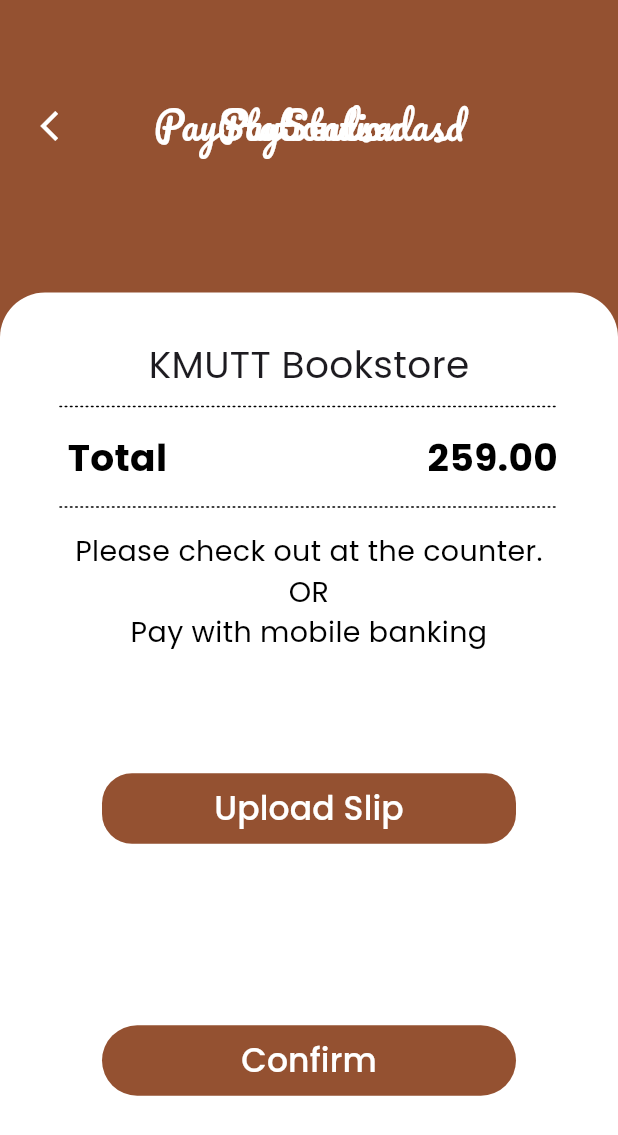
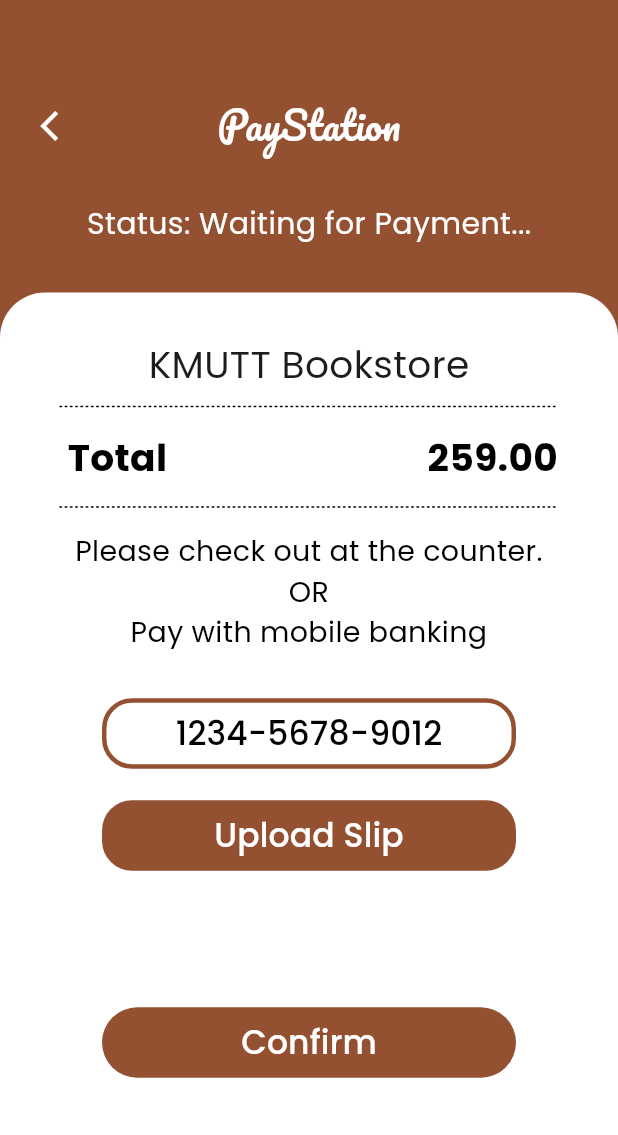
Before and after one commit to jedipw/paystation_frontend, a Flutter app: the PaymentPage screen opened directly with empty values, on a phone screen of 412 x 824 dp. Shown: the top 1135 px of the screen. Run offline on Flutter 3.47's test engine with Material 3 defaults, Android fonts, the phone set to English and light mode, and no system bars; our stand-ins replace camera, flutter_dotenv, image_picker, loading_animation_widget.

Commit message:
Update payment_page.dart

```diff
--- a/lib/page/payment_page.dart
+++ b/lib/page/payment_page.dart
@@ -46,14 +46,27 @@
             children: <Widget>[
               Padding(
                 padding: EdgeInsets.only(
-                    top: 65), // Adjust the top padding as needed
-                child: Text(
-                  'PayStationdsadasd',
-                  style: TextStyle(
-                      color: Colors.white, // Text color
-                      fontSize: 25,
-                      fontFamily: 'Pacifico' // Text size
+                  top: 135,
+                ), // Adjust the top padding as needed
+                child: Row(
+                  children: [
+                    Text(
+                      'Status: ',
+                      style: TextStyle(
+                        color: Colors.white, // Text color
+                        fontSize: 20,
+                        fontFamily: 'Poppins', // Text size
                       ),
+                    ),
+                    Text(
+                      'Waiting for Payment...', // Replace with your actual status
+                      style: TextStyle(
+                        color: Colors.white, // Text color
+                        fontSize: 20,
+                        fontFamily: 'Poppins', // Text size
+                      ),
+                    ),
+                  ],
                 ),
               ),
             ],
@@ -73,7 +86,7 @@
               physics: ScrollPhysics(),
               child: Column(
                 children: [
-                  Row(
+                  const Row(
                     mainAxisAlignment: MainAxisAlignment.center,
                     children: [
                       Text(
@@ -94,11 +107,11 @@
                       painter: DashedLinePainter(),
                     ),
                   ),
-                  Row(
+                  const Row(
                     mainAxisAlignment: MainAxisAlignment.spaceBetween,
                     children: <Widget>[
-                      const SizedBox(width: 45),
-                      const Text(
+                      SizedBox(width: 45),
+                      Text(
                         'Total',
                         style: TextStyle(
                           fontSize: 25,
@@ -111,12 +124,12 @@
                         child: Align(
                           alignment: Alignment.centerRight,
                           child: Padding(
-                            padding: const EdgeInsets.symmetric(
+                            padding: EdgeInsets.symmetric(
                                 horizontal:
                                     40.0), // Adjust the padding as needed
                             child: Text(
                               "259.00", // Add your custom text here
-                              style: const TextStyle(
+                              style: TextStyle(
                                 fontSize: 25,
                                 color: Colors.black,
                                 fontWeight: FontWeight.bold,
@@ -201,7 +214,54 @@
                   ),
                   Padding(
                     padding: const EdgeInsets.fromLTRB(
-                        0, 80, 0, 40), // Add space above the button
+                      0,
+                      30,
+                      0,
+                      20,
+                    ), // Add space above the button
+                    child: TextButton(
+                      style: ButtonStyle(
+                        backgroundColor: MaterialStateProperty.all<Color>(
+                          Color.fromARGB(255, 255, 255, 255),
+                          // Green color for the button
+                        ),
+                        shape: MaterialStateProperty.all<OutlinedBorder>(
+                          RoundedRectangleBorder(
+                            borderRadius: BorderRadius.circular(20.0),
+                            side: const BorderSide(
+                              color: Color.fromARGB(255, 0x94, 0x51,
+                                  0x31), // Set the border color here
+                              width: 3.0, // Set the border width here
+                            ),
+                          ),
+                        ),
+                        minimumSize: MaterialStateProperty.all<Size>(
+                          const Size(276, 0),
+                          // Set the minimum width to 276
+                        ),
+                      ),
+                      onPressed: () {
+                        // addtransaction().then((value) => Navigator.push(
+                        //   context,
+                        //   MaterialPageRoute(
+                        //     builder: (context) =>
+                        //         PaymentPage(transactionId: transactionId!),
+                        //   ),
+                        // ));
+                      },
+                      child: const Text(
+                        '1234-5678-9012',
+                        style: TextStyle(
+                          color: Color.fromARGB(255, 0, 0, 0),
+                          fontSize: 22,
+                          fontFamily: 'Poppins',
+                        ),
+                      ),
+                    ),
+                  ),
+                  Padding(
+                    padding: const EdgeInsets.fromLTRB(
+                        0, 0, 0, 40), // Add space above the button
                     child: TextButton(
                       style: ButtonStyle(
                         backgroundColor: MaterialStateProperty.all<Color>(
@@ -238,7 +298,7 @@
                   ),
                   Padding(
                     padding: const EdgeInsets.fromLTRB(
-                        0, 80, 0, 40), // Add space above the button
+                        0, 50, 0, 40), // Add space above the button
                     child: TextButton(
                       style: ButtonStyle(
                         backgroundColor: MaterialStateProperty.all<Color>(
```
